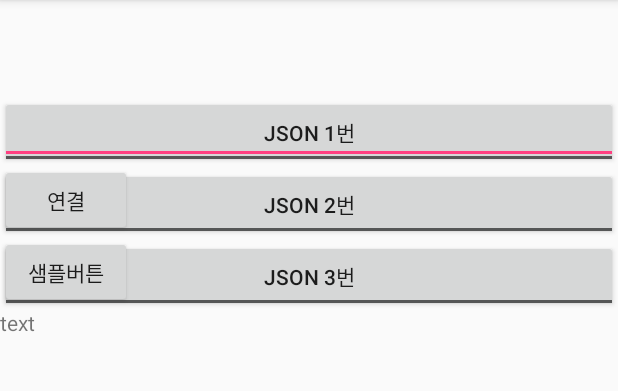
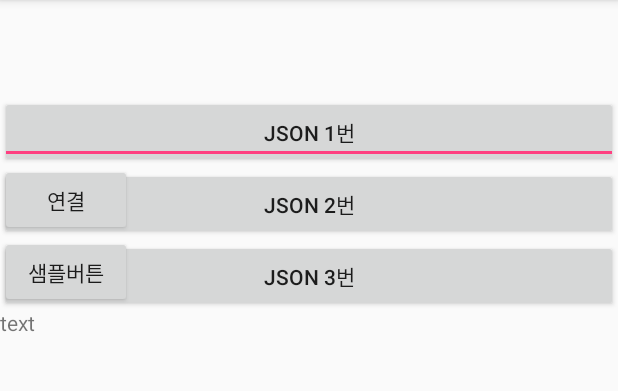
Before and after one commit to leeseung/Capston2, an Android app: the screen it shows after launch (MainActivity), on a phone screen of 412 x 824 dp, the part 84-475 px from its top. Run offline under Robolectric (Android 15) with nearby library versions, the phone set to English and light mode, and no system bars; libraries missing offline, so code that uses them is left out: com.androidquery.

Commit message:
Prototype 4/13

```diff
--- a/app/src/main/res/layout/activity_main.xml
+++ b/app/src/main/res/layout/activity_main.xml
@@ -20,25 +20,22 @@
                 android:layout_height="fill_parent"
                 android:id="@+id/settings"
                 android:orientation="vertical">
-                <ToggleButton
+                <Button
                     android:layout_width="match_parent"
                     android:layout_height="wrap_content"
-                    android:textOff="Json 1번"
-                    android:textOn="Json 1번 클릭"
+                    android:text="Json 1번"
                     android:id="@+id/Btn1"
                     />
-                <ToggleButton
+                <Button
                     android:layout_width="match_parent"
                     android:layout_height="wrap_content"
-                    android:textOff="Json 2번"
-                    android:textOn="Json 2번 클릭"
-                    android:id="@+id/Btn2"
+                    android:text="Json 2번"
+                android:id="@+id/Btn2"
                    />
-                <ToggleButton
+                <Button
                     android:layout_width="match_parent"
                     android:layout_height="wrap_content"
-                    android:textOff="Json 3번"
-                    android:textOn="Json 3번 클릭"
+                    android:text="Json 3번"
                     android:id="@+id/Btn3"
                      />
 
```
Also changed, not shown: app/src/main/java/com/example/dell/capston/MainActivity.java (+72 -13 lines).
